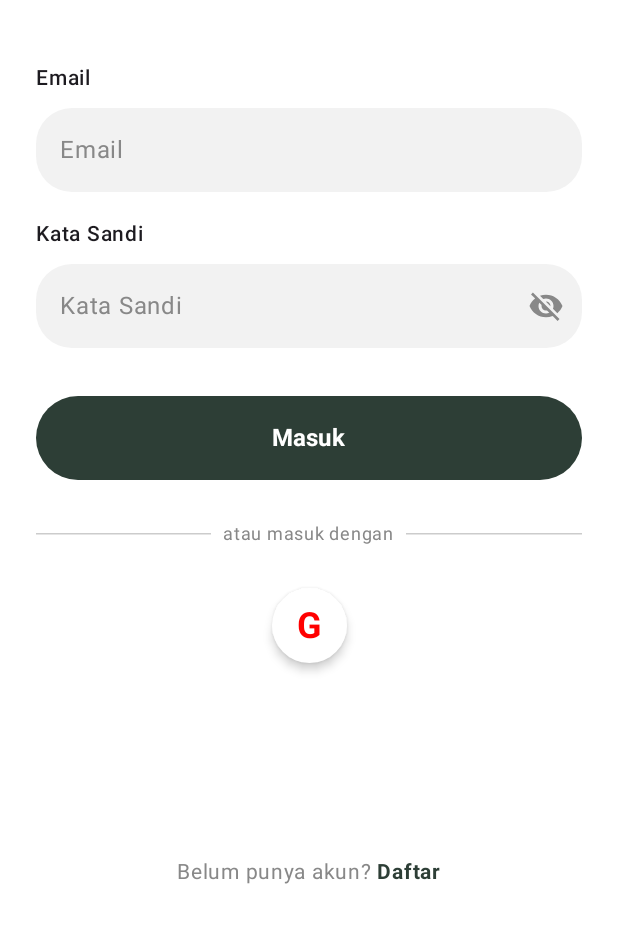
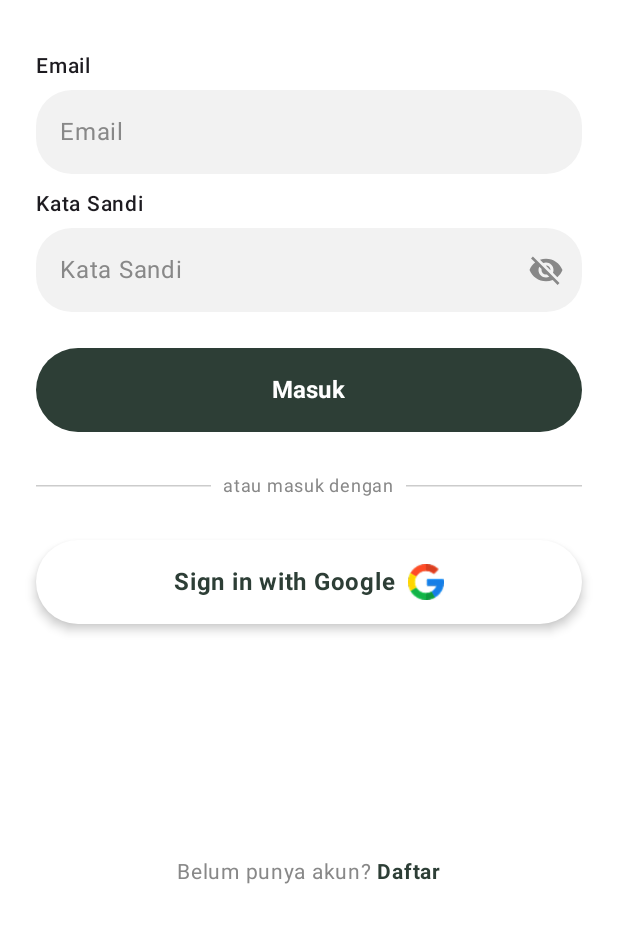
Before and after one commit to ahmadakmalsyafii/PetPal, an Android app built with Jetpack Compose: the screen it shows after launch (MainActivity), after a tap on "Masuk", on a phone screen of 412 x 824 dp, the part 298-1236 px from its top. Run offline under Robolectric (Android 15) with nearby library versions, the phone set to English and light mode, and no system bars; our stand-ins replace Firebase (no records; nobody signed in at launch, a user with empty details on screens opened directly).

Commit message:
perbaikan ui login register

```diff
--- a/app/src/main/java/com/example/petpal/presentation/component/PetPalTextField.kt
+++ b/app/src/main/java/com/example/petpal/presentation/component/PetPalTextField.kt
@@ -38,7 +38,7 @@ fun PetPalTextField(
             fontSize = 14.sp,
             fontWeight = FontWeight.SemiBold,
             color = BlackText, // Langsung Hitam
-            modifier = Modifier.padding(bottom = 8.dp)
+            modifier = Modifier.padding(bottom = 4.dp)
         )
 
         // Input Field
--- a/app/src/main/java/com/example/petpal/presentation/view/HomeScreen.kt
+++ b/app/src/main/java/com/example/petpal/presentation/view/HomeScreen.kt
@@ -48,7 +48,7 @@ fun HomeScreen(viewModel: HomeViewModel = viewModel(), onLogout: () -> Unit) {
             )
         }
 
-        // Konten List / Error / Loading
+
         Box(
             modifier = Modifier
                 .weight(1f)
--- a/app/src/main/java/com/example/petpal/presentation/view/LoginScreen.kt
+++ b/app/src/main/java/com/example/petpal/presentation/view/LoginScreen.kt
@@ -10,6 +10,7 @@ import androidx.compose.foundation.clickable
 import androidx.compose.foundation.layout.*
 import androidx.compose.foundation.rememberScrollState
 import androidx.compose.foundation.shape.CircleShape
+import androidx.compose.foundation.shape.RoundedCornerShape
 import androidx.compose.foundation.text.KeyboardOptions
 import androidx.compose.foundation.verticalScroll
 import androidx.compose.material.icons.Icons
@@ -17,6 +18,7 @@ import androidx.compose.material.icons.filled.Visibility
 import androidx.compose.material.icons.filled.VisibilityOff
 import androidx.compose.material3.*
 import androidx.compose.runtime.*
+import androidx.compose.runtime.saveable.rememberSaveable
 import androidx.compose.ui.Alignment
 import androidx.compose.ui.Modifier
 import androidx.compose.ui.graphics.Color
@@ -28,6 +30,7 @@ import androidx.compose.ui.text.font.FontWeight
 import androidx.compose.ui.text.input.KeyboardType
 import androidx.compose.ui.text.input.PasswordVisualTransformation
 import androidx.compose.ui.text.input.VisualTransformation
+import androidx.compose.ui.text.style.TextAlign
 import androidx.compose.ui.text.withStyle
 import androidx.compose.ui.unit.dp
 import androidx.compose.ui.unit.sp
@@ -54,16 +57,18 @@ fun LoginScreen(
     val context = LocalContext.current
     val authState by viewModel.authState.collectAsState()
 
-    var email by remember { mutableStateOf("") }
-    var password by remember { mutableStateOf("") }
-    var isPasswordVisible by remember { mutableStateOf(false) }
+    var email by rememberSaveable { mutableStateOf("") }
+    var password by rememberSaveable { mutableStateOf("") }
+    var isPasswordVisible by rememberSaveable { mutableStateOf(false) }
+    var errorMessage by rememberSaveable { mutableStateOf<String?>(null) }
 
-    // Google Sign In Setup
+    // Setup Google Sign In
     val gso = GoogleSignInOptions.Builder(GoogleSignInOptions.DEFAULT_SIGN_IN)
         .requestIdToken(context.getString(R.string.default_web_client_id))
         .requestEmail()
         .build()
     val googleSignInClient = GoogleSignIn.getClient(context, gso)
+
     val googleLauncher = rememberLauncherForActivityResult(ActivityResultContracts.StartActivityForResult()) { result ->
         if (result.resultCode == Activity.RESULT_OK) {
             val task = GoogleSignIn.getSignedInAccountFromIntent(result.data)
@@ -74,14 +79,26 @@ fun LoginScreen(
                     viewModel.loginWithGoogleCredential(credential)
                 }
             } catch (e: ApiException) {
-                Toast.makeText(context, "Error: ${e.message}", Toast.LENGTH_SHORT).show()
+                errorMessage = "Google Sign In Error: ${e.message}"
             }
         }
     }
 
+    // Observer Auth State
     LaunchedEffect(authState) {
-        if (authState is UiState.Success && (authState as UiState.Success).data != null) {
-            onLoginSuccess()
+        when (val state = authState) {
+            is UiState.Success -> {
+                if (state.data != null) {
+                    errorMessage = null
+                    onLoginSuccess()
+                }
+            }
+            is UiState.Error -> {
+                errorMessage = state.message // Tangkap pesan error dari ViewModel
+            }
+            is UiState.Loading -> {
+                errorMessage = null
+            }
         }
     }
 
@@ -89,7 +106,7 @@ fun LoginScreen(
         modifier = Modifier
             .fillMaxSize()
             .background(White)
-            .windowInsetsPadding(WindowInsets.systemBars) // Aman dari navigasi HP
+            .windowInsetsPadding(WindowInsets.systemBars)
             .padding(horizontal = 24.dp)
             .verticalScroll(rememberScrollState()),
         horizontalAlignment = Alignment.CenterHorizontally
@@ -109,24 +126,42 @@ fun LoginScreen(
             color = PetPalDarkGreen
         )
 
-        Spacer(modifier = Modifier.height(40.dp))
+        Spacer(modifier = Modifier.height(32.dp))
 
-        // 2. Input Email (Custom Component)
+        errorMessage?.let { msg ->
+            Spacer(modifier = Modifier.height(8.dp))
+            Text(
+                text = msg,
+                color = Color.Red,
+                fontSize = 14.sp,
+                fontWeight = FontWeight.Medium,
+                textAlign = TextAlign.Center,
+                modifier = Modifier.fillMaxWidth()
+            )
+        }
+
+        // 2. Input Email
         PetPalTextField(
             label = "Email",
             value = email,
-            onValueChange = { email = it },
+            onValueChange = {
+                email = it
+                errorMessage = null // Hapus error saat user mengetik ulang
+            },
             placeholder = "Email",
             keyboardOptions = KeyboardOptions(keyboardType = KeyboardType.Email)
         )
 
-        Spacer(modifier = Modifier.height(16.dp))
+        Spacer(modifier = Modifier.height(8.dp))
 
-        // 3. Input Password (Custom Component)
+        // 3. Input Password
         PetPalTextField(
             label = "Kata Sandi",
             value = password,
-            onValueChange = { password = it },
+            onValueChange = {
+                password = it
+                errorMessage = null
+            },
             placeholder = "Kata Sandi",
             visualTransformation = if (isPasswordVisible) VisualTransformation.None else PasswordVisualTransformation(),
             keyboardOptions = KeyboardOptions(keyboardType = KeyboardType.Password),
@@ -142,19 +177,19 @@ fun LoginScreen(
         )
 
 
-        Spacer(modifier = Modifier.height(32.dp))
+        Spacer(modifier = Modifier.height(24.dp))
 
-        // 4. Tombol Masuk (Custom Component)
+        // 4. Tombol Masuk
         if (authState is UiState.Loading) {
             CircularProgressIndicator(color = PetPalDarkGreen)
         } else {
             PetPalPrimaryButton(
                 text = "Masuk",
                 onClick = {
-                    if (email.isNotEmpty() && password.isNotEmpty()) {
+                    if (email.isEmpty() || password.isEmpty()) {
+                        errorMessage = "Mohon isi email dan kata sandi"
+                    } else {
                         viewModel.login(email, password)
-                    } else {
-                        Toast.makeText(context, "Mohon lengkapi semua data", Toast.LENGTH_SHORT).show()
                     }
                 }
             )
@@ -181,15 +216,41 @@ fun LoginScreen(
 
         // 6. Google Sign In
         Surface(
-            onClick = { googleLauncher.launch(googleSignInClient.signInIntent) },
-            shape = CircleShape,
+            onClick = {
+                googleSignInClient.signOut().addOnCompleteListener {
+                    googleLauncher.launch(googleSignInClient.signInIntent)
+                }
+            },
+            shape = RoundedCornerShape(32.dp),
             shadowElevation = 4.dp,
             color = White,
-            modifier = Modifier.size(50.dp)
+            modifier = Modifier
+                .fillMaxWidth()
+                .height(56.dp),
         ) {
-            Box(contentAlignment = Alignment.Center) {
-                // Ganti Text "G" dengan Image resource logo google jika ada
-                Text("G", fontWeight = FontWeight.Bold, fontSize = 24.sp, color = Color.Red)
+            Box(
+                modifier = Modifier.fillMaxWidth(),
+                contentAlignment = Alignment.Center
+            ) {
+                Row(
+                    verticalAlignment = Alignment.CenterVertically,
+                    horizontalArrangement = Arrangement.Center
+                ) {
+                    Text(
+                        "Sign in with Google",
+                        fontWeight = FontWeight.Bold,
+                        fontSize = 16.sp,
+                        color = PetPalDarkGreen
+                    )
+
+                    Spacer(modifier = Modifier.width(8.dp))
+
+                    Image(
+                        painter = painterResource(id = R.drawable.logo_google),
+                        contentDescription = "Logo Google",
+                        modifier = Modifier.size(24.dp)
+                    )
+                }
             }
         }
 
```
Also changed, not shown: app/src/main/java/com/example/petpal/presentation/navigation/AppNavigation.kt (+6 -3 lines), app/src/main/java/com/example/petpal/presentation/view/RegisterScreen.kt (+11 -10 lines), app/src/main/java/com/example/petpal/presentation/viewmodel/AuthViewModel.kt (+15 -2 lines), app/src/main/res/drawable/logo_google.png (added).
